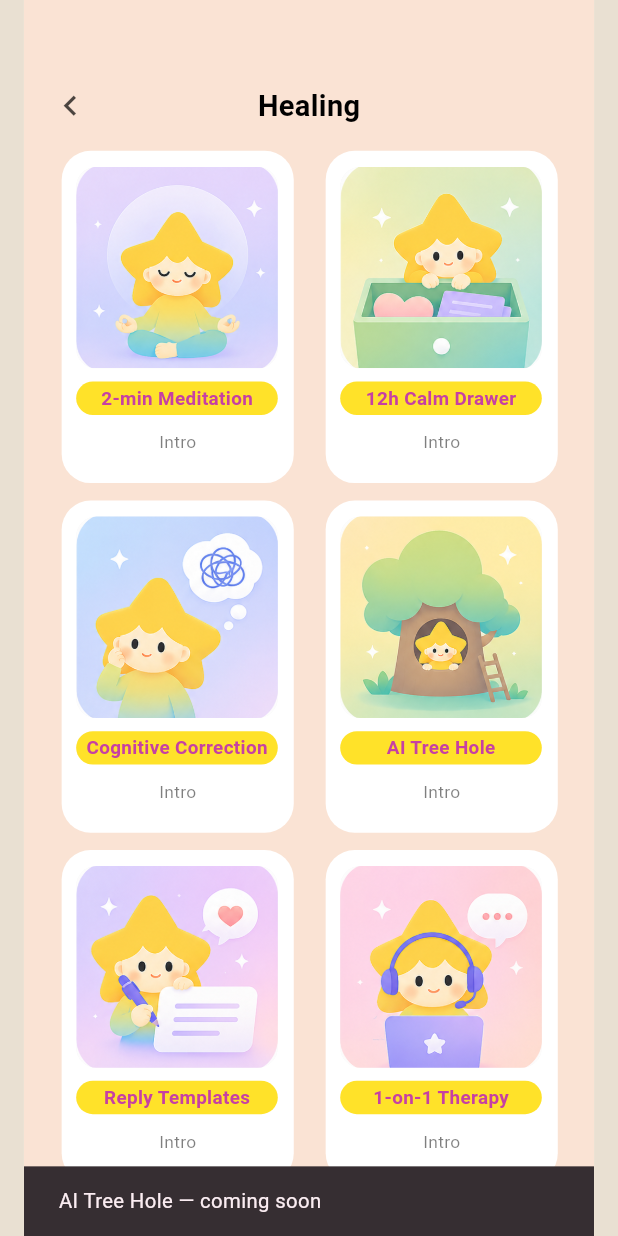
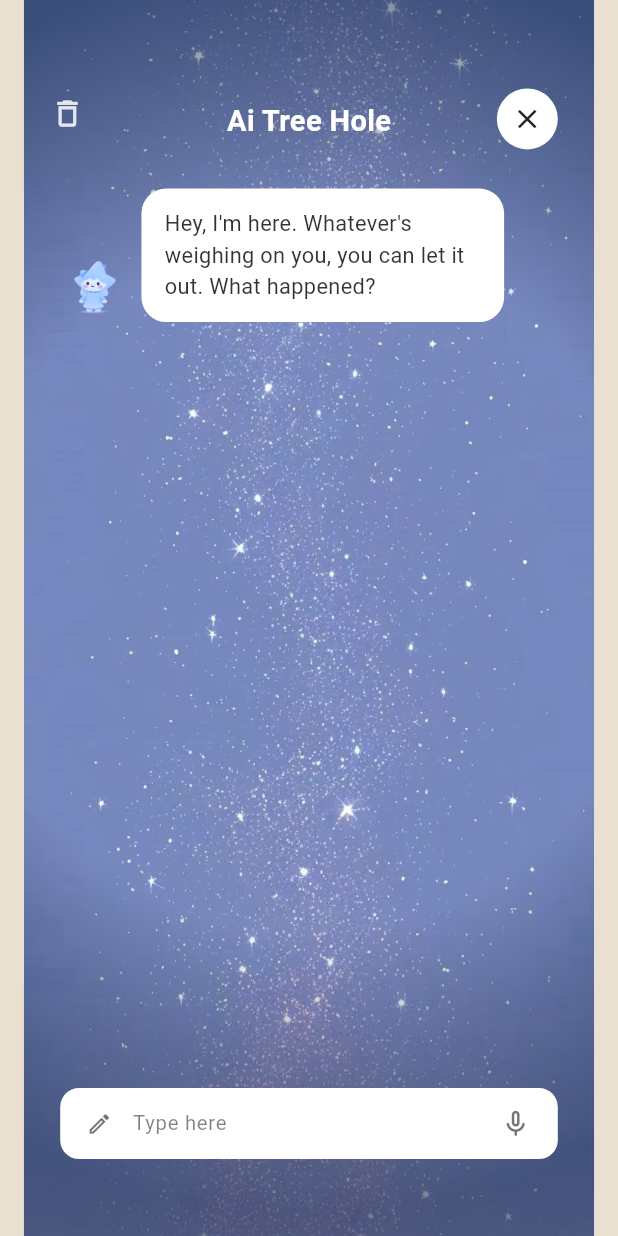
Before and after one commit to sy2647756-arch/haze-app, a Flutter app: the HealingPage widget shown alone on an empty page, opened directly, after a tap on "AI Tree Hole", on a phone screen of 412 x 824 dp. Run offline on Flutter 3.47's test engine with Material 3 defaults, Android fonts, the phone set to English and light mode, and no system bars; our stand-ins replace fl_chart, shared_preferences; accounts and stored records are empty.

Commit message:
Add AI Tree Hole (Healing): Kimi chat + persisted history
- Pixel-restore Figma 18:1514: starry bg, white bubbles, star/blue avatars,
  input bar, close + title.
- KimiService (Moonshot, OpenAI-compatible) with API key via --dart-define
  (KIMI_API_KEY) or a local paste slot; never committed. Base URL/model are
  single editable constants for later backend-proxy swap.
- Chat flow: seeded greeting, typing indicator, friendly error bubbles,
  Enter-to-send, send/mic toggle.
- Local persistence (shared_preferences): reopening restores the conversation;
  clear button resets to greeting; Kimi context capped to last 20 messages.
- Wire Healing card #4 to the page. 32 tests pass, analyze clean.

Co-Authored-By: Claude Opus 4.8 <noreply@anthropic.com>

```diff
--- a/mood_quiz/lib/pages/healing_page.dart
+++ b/mood_quiz/lib/pages/healing_page.dart
@@ -2,6 +2,7 @@ import 'package:flutter/material.dart';
 import 'calm_drawer_page.dart';
 import 'cognitive_correction_page.dart';
 import 'meditation_page.dart';
+import 'tree_hole_page.dart';
 
 /// Healing 主页，像素还原 Figma 70:1109。
 /// 2 列 × 3 行共 6 张功能卡（160×229）：插画 + 黄色标题药丸 + Intro。
@@ -98,6 +99,11 @@ class HealingPage extends StatelessWidget {
               builder: (_) => const CognitiveCorrectionPage()));
           return;
         }
+        if (i == 3) {
+          Navigator.of(context).push(
+              MaterialPageRoute(builder: (_) => const TreeHolePage()));
+          return;
+        }
         ScaffoldMessenger.of(context).showSnackBar(
           SnackBar(
               content: Text('$title — coming soon'),
--- /dev/null
+++ b/mood_quiz/lib/pages/tree_hole_page.dart
@@ -0,0 +1,462 @@
+import 'dart:convert';
+import 'package:flutter/gestures.dart';
+import 'package:flutter/material.dart';
+import 'package:shared_preferences/shared_preferences.dart';
+import '../services/kimi_service.dart';
+
+/// AI Tree Hole 的对话本地存储（一条连续会话；重进自动带出历史）。
+class TreeHoleStore {
+  static const _key = 'treehole_messages';
+
+  static Future<List<ChatMessage>> load() async {
+    final p = await SharedPreferences.getInstance();
+    final raw = p.getStringList(_key) ?? [];
+    return raw
+        .map((s) => ChatMessage.fromJson(jsonDecode(s) as Map<String, dynamic>))
+        .toList();
+  }
+
+  static Future<void> save(List<ChatMessage> msgs) async {
+    final p = await SharedPreferences.getInstance();
+    await p.setStringList(
+        _key, msgs.map((m) => jsonEncode(m.toJson())).toList());
+  }
+
+  static Future<void> clear() async {
+    final p = await SharedPreferences.getInstance();
+    await p.remove(_key);
+  }
+}
+
+/// 让列表在 Web 上也能用鼠标拖动滚动（Flutter Web 默认只认触摸）。
+class _MouseDragScrollBehavior extends MaterialScrollBehavior {
+  @override
+  Set<PointerDeviceKind> get dragDevices => {
+        PointerDeviceKind.touch,
+        PointerDeviceKind.mouse,
+        PointerDeviceKind.trackpad,
+      };
+}
+
+/// AI Tree Hole（Figma 18:1514）。
+/// 星空背景的聊天页：用户吐露心事，Kimi 以 CBT 语气温柔回应。
+/// 用户气泡靠右+黄色星星头像；AI 气泡靠左+蓝色头像。纯前端调用 Kimi。
+class TreeHolePage extends StatefulWidget {
+  const TreeHolePage({super.key, this.service});
+
+  /// 可注入（测试用）；默认在 State 里 new 一个真实的。
+  final KimiService? service;
+
+  @override
+  State<TreeHolePage> createState() => _TreeHolePageState();
+}
+
+/// 开场白：无历史时用它起头。
+const _greeting = "Hey, I'm here. Whatever's weighing on you, "
+    "you can let it out. What happened?";
+
+/// 每次调用 Kimi 时，最多回带多少条历史（控制 token / 上下文长度）。
+const _kContextWindow = 20;
+
+class _TreeHolePageState extends State<TreeHolePage> {
+  late final KimiService _kimi = widget.service ?? KimiService();
+  final _input = TextEditingController();
+  final _scroll = ScrollController();
+  final _messages = <ChatMessage>[];
+  bool _waiting = false;
+
+  @override
+  void initState() {
+    super.initState();
+    _restore();
+  }
+
+  Future<void> _restore() async {
+    final saved = await TreeHoleStore.load();
+    if (!mounted) return;
+    setState(() {
+      _messages
+        ..clear()
+        ..addAll(saved.isEmpty
+            ? [ChatMessage(fromUser: false, text: _greeting)]
+            : saved);
+    });
+    if (saved.isEmpty) TreeHoleStore.save(_messages);
+    _scrollToBottom();
+  }
+
+  @override
+  void dispose() {
+    _input.dispose();
+    _scroll.dispose();
+    super.dispose();
+  }
+
+  void _scrollToBottom() {
+    WidgetsBinding.instance.addPostFrameCallback((_) {
+      if (_scroll.hasClients) {
+        _scroll.animateTo(_scroll.position.maxScrollExtent,
+            duration: const Duration(milliseconds: 250),
+            curve: Curves.easeOut);
+      }
+    });
+  }
+
+  Future<void> _send() async {
+    final text = _input.text.trim();
+    if (text.isEmpty || _waiting) return;
+    setState(() {
+      _messages.add(ChatMessage(fromUser: true, text: text));
+      _waiting = true;
+      _input.clear();
+    });
+    TreeHoleStore.save(_messages);
+    _scrollToBottom();
+    try {
+      // 只回带最近若干条，避免上下文越滚越长。
+      final context = _messages.length > _kContextWindow
+          ? _messages.sublist(_messages.length - _kContextWindow)
+          : _messages;
+      final answer = await _kimi.reply(context);
+      if (!mounted) return;
+      setState(() => _messages.add(ChatMessage(fromUser: false, text: answer)));
+    } on KimiException catch (e) {
+      if (!mounted) return;
+      setState(() => _messages.add(ChatMessage(fromUser: false, text: e.message)));
+    } finally {
+      if (mounted) {
+        setState(() => _waiting = false);
+        TreeHoleStore.save(_messages);
+        _scrollToBottom();
+      }
+    }
+  }
+
+  Future<void> _clearConversation() async {
+    final ok = await showDialog<bool>(
+      context: context,
+      builder: (_) => AlertDialog(
+        title: const Text('Clear this conversation?'),
+        content: const Text(
+            'Your chat history in the Tree Hole will be permanently removed.'),
+        actions: [
+          TextButton(
+              onPressed: () => Navigator.pop(context, false),
+              child: const Text('Cancel')),
+          TextButton(
+              onPressed: () => Navigator.pop(context, true),
+              child: const Text('Clear')),
+        ],
+      ),
+    );
+    if (ok != true) return;
+    await TreeHoleStore.clear();
+    if (!mounted) return;
+    setState(() {
+      _messages
+        ..clear()
+        ..add(ChatMessage(fromUser: false, text: _greeting));
+    });
+    TreeHoleStore.save(_messages);
+  }
+
+  @override
+  Widget build(BuildContext context) {
+    return Scaffold(
+      backgroundColor: Colors.transparent,
+      resizeToAvoidBottomInset: false,
+      body: Stack(
+        children: [
+          // 星空背景 + 边缘压暗
+          Positioned.fill(
+            child: Image.asset('assets/treehole/bg.jpg',
+                fit: BoxFit.cover,
+                errorBuilder: (_, _, _) =>
+                    const ColoredBox(color: Color(0xFF3B4A8C))),
+          ),
+          Positioned.fill(
+            child: DecoratedBox(
+              decoration: BoxDecoration(
+                gradient: RadialGradient(
+                  center: const Alignment(0, -0.05),
+                  radius: 1.1,
+                  colors: [
+                    Colors.transparent,
+                    const Color(0xFF061022).withValues(alpha: 0.0),
+                    const Color(0xFF0B1F44).withValues(alpha: 0.55),
+                  ],
+                  stops: const [0.0, 0.55, 1.0],
+                ),
+              ),
+            ),
+          ),
+          // 标题
+          const Positioned(
+            left: 0,
+            top: 69,
+            width: 393,
+            child: Center(
+              child: Text('Ai Tree Hole',
+                  style: TextStyle(
+                      fontSize: 20,
+                      fontWeight: FontWeight.w600,
+                      color: Colors.white)),
+            ),
+          ),
+          // 清空会话（自设计：Figma 无此按钮，放在标题左侧）
+          Positioned(
+            left: 18,
+            top: 66,
+            child: GestureDetector(
+              onTap: _clearConversation,
+              child: Icon(Icons.delete_outline,
+                  size: 24, color: Colors.white.withValues(alpha: 0.85)),
+            ),
+          ),
+          // 关闭按钮（白圆 + X）
+          Positioned(
+            left: 326,
+            top: 61,
+            child: GestureDetector(
+              onTap: () => Navigator.of(context).maybePop(),
+              child: Container(
+                width: 42,
+                height: 42,
+                alignment: Alignment.center,
+                decoration: const BoxDecoration(
+                    color: Colors.white, shape: BoxShape.circle),
+                child: const Icon(Icons.close, size: 22, color: Colors.black87),
+              ),
+            ),
+          ),
+          // 消息列表
+          Positioned(
+            left: 0,
+            top: 110,
+            right: 0,
+            bottom: 90,
+            child: ScrollConfiguration(
+              behavior: _MouseDragScrollBehavior(),
+              child: ListView.builder(
+                controller: _scroll,
+                padding: const EdgeInsets.fromLTRB(25, 20, 25, 10),
+                itemCount: _messages.length + (_waiting ? 1 : 0),
+                itemBuilder: (_, i) {
+                  if (i >= _messages.length) return const _TypingBubble();
+                  return _Bubble(message: _messages[i]);
+                },
+              ),
+            ),
+          ),
+          // 输入栏
+          Positioned(
+            left: 25,
+            top: 750,
+            child: _InputBar(
+              controller: _input,
+              enabled: !_waiting,
+              onSend: _send,
+            ),
+          ),
+        ],
+      ),
+    );
+  }
+}
+
+/// 一条消息气泡 + 外侧头像。
+class _Bubble extends StatelessWidget {
+  const _Bubble({required this.message});
+  final ChatMessage message;
+
+  @override
+  Widget build(BuildContext context) {
+    final avatar = Padding(
+      padding: const EdgeInsets.only(top: 4),
+      child: Image.asset(
+        message.fromUser
+            ? 'assets/treehole/avatar_user.png'
+            : 'assets/treehole/avatar_ai.png',
+        width: 48,
+        height: 48,
+        fit: BoxFit.contain,
+        errorBuilder: (_, _, _) => const SizedBox(width: 48, height: 48),
+      ),
+    );
+
+    final bubble = Flexible(
+      child: Container(
+        margin: const EdgeInsets.symmetric(horizontal: 8),
+        padding: const EdgeInsets.symmetric(horizontal: 16, vertical: 13),
+        constraints: const BoxConstraints(maxWidth: 250),
+        decoration: BoxDecoration(
+          color: Colors.white,
+          borderRadius: BorderRadius.circular(17),
+        ),
+        child: Text(
+          message.text,
+          style: const TextStyle(
+              fontSize: 15,
+              height: 1.47,
+              color: Color(0xCC000000)), // rgba(0,0,0,0.8)
+        ),
+      ),
+    );
+
+    return Padding(
+      padding: const EdgeInsets.only(bottom: 22),
+      child: Row(
+        crossAxisAlignment: CrossAxisAlignment.end,
+        mainAxisAlignment:
+            message.fromUser ? MainAxisAlignment.end : MainAxisAlignment.start,
+        children: message.fromUser
+            ? [bubble, avatar]
+            : [avatar, bubble],
+      ),
+    );
+  }
+}
+
+/// AI 正在输入的三点动画气泡。
+class _TypingBubble extends StatefulWidget {
+  const _TypingBubble();
+  @override
+  State<_TypingBubble> createState() => _TypingBubbleState();
+}
+
+class _TypingBubbleState extends State<_TypingBubble>
+    with SingleTickerProviderStateMixin {
+  late final AnimationController _c =
+      AnimationController(vsync: this, duration: const Duration(milliseconds: 1000))
+        ..repeat();
+
+  @override
+  void dispose() {
+    _c.dispose();
+    super.dispose();
+  }
+
+  @override
+  Widget build(BuildContext context) {
+    return Padding(
+      padding: const EdgeInsets.only(bottom: 22),
+      child: Row(
+        crossAxisAlignment: CrossAxisAlignment.end,
+        children: [
+          Padding(
+            padding: const EdgeInsets.only(top: 4),
+            child: Image.asset('assets/treehole/avatar_ai.png',
+                width: 48,
+                height: 48,
+                fit: BoxFit.contain,
+                errorBuilder: (_, _, _) => const SizedBox(width: 48, height: 48)),
+          ),
+          Container(
+            margin: const EdgeInsets.symmetric(horizontal: 8),
+            padding: const EdgeInsets.symmetric(horizontal: 18, vertical: 16),
+            decoration: BoxDecoration(
+                color: Colors.white, borderRadius: BorderRadius.circular(17)),
+            child: AnimatedBuilder(
+              animation: _c,
+              builder: (_, _) {
+                return Row(
+                  mainAxisSize: MainAxisSize.min,
+                  children: List.generate(3, (i) {
+                    final t = (_c.value - i * 0.2) % 1.0;
+                    final o = 0.3 + 0.7 * (t < 0.5 ? t * 2 : (1 - t) * 2);
+                    return Padding(
+                      padding: EdgeInsets.only(right: i < 2 ? 5 : 0),
+                      child: Container(
+                        width: 7,
+                        height: 7,
+                        decoration: BoxDecoration(
+                          shape: BoxShape.circle,
+                          color: const Color(0xFF8E95FD).withValues(alpha: o),
+                        ),
+                      ),
+                    );
+                  }),
+                );
+              },
+            ),
+          ),
+        ],
+      ),
+    );
+  }
+}
+
+/// 底部输入栏：铅笔图标 + 输入框 + 发送/麦克风。
+class _InputBar extends StatefulWidget {
+  const _InputBar(
+      {required this.controller, required this.enabled, required this.onSend});
+  final TextEditingController controller;
+  final bool enabled;
+  final VoidCallback onSend;
+
+  @override
+  State<_InputBar> createState() => _InputBarState();
+}
+
+class _InputBarState extends State<_InputBar> {
+  @override
+  void initState() {
+    super.initState();
+    widget.controller.addListener(_onChange);
+  }
+
+  @override
+  void dispose() {
+    widget.controller.removeListener(_onChange);
+    super.dispose();
+  }
+
+  void _onChange() => setState(() {});
+
+  @override
+  Widget build(BuildContext context) {
+    final hasText = widget.controller.text.trim().isNotEmpty;
+    return Container(
+      width: 343,
+      height: 49,
+      padding: const EdgeInsets.symmetric(horizontal: 18),
+      decoration: BoxDecoration(
+          color: Colors.white, borderRadius: BorderRadius.circular(13)),
+      child: Row(
+        children: [
+          Icon(Icons.edit_outlined,
+              size: 18, color: Colors.black.withValues(alpha: 0.55)),
+          const SizedBox(width: 14),
+          Expanded(
+            child: TextField(
+              controller: widget.controller,
+              enabled: widget.enabled,
+              onSubmitted: (_) => widget.onSend(),
+              textInputAction: TextInputAction.send,
+              style: const TextStyle(fontSize: 14, color: Colors.black87),
+              cursorColor: const Color(0xFF8E95FD),
+              decoration: InputDecoration(
+                isCollapsed: true,
+                border: InputBorder.none,
+                hintText: 'Type here',
+                hintStyle: TextStyle(
+                    fontSize: 14, color: Colors.black.withValues(alpha: 0.5)),
+              ),
+            ),
+          ),
+          const SizedBox(width: 10),
+          GestureDetector(
+            onTap: hasText && widget.enabled ? widget.onSend : null,
+            child: Icon(
+              hasText ? Icons.send_rounded : Icons.mic_none_rounded,
+              size: 22,
+              color: hasText
+                  ? const Color(0xFF8E95FD)
+                  : Colors.black.withValues(alpha: 0.55),
+            ),
+          ),
+        ],
+      ),
+    );
+  }
+}
--- /dev/null
+++ b/mood_quiz/lib/services/kimi_service.dart
@@ -0,0 +1,141 @@
+import 'dart:convert';
+import 'package:http/http.dart' as http;
+
+/// ============================================================
+/// Kimi (Moonshot AI) 接入配置
+/// ============================================================
+/// AI Tree Hole 用的对话模型。Moonshot 的接口与 OpenAI 兼容。
+///
+/// ★★★★★  你要填的东西在这里（KimiConfig.apiKey）  ★★★★★
+///
+/// 填 API Key 有两种方式，二选一：
+///
+///  方式 A（推荐，不会把 key 写进代码/推到公开仓库）：
+///     运行 / 构建时用 --dart-define 传进来，例如：
+///       flutter run -d web-server --web-port 8977 --web-hostname 127.0.0.1 \
+///         --no-web-resources-cdn --dart-define=KIMI_API_KEY=sk-你的key
+///
+///  方式 B（图省事，仅本地测试用）：
+///     把下面 `_pastedApiKey` 的空字符串换成你的 key。
+///     ⚠️ 本仓库是**公开**的且 push 会自动部署——用方式 B 时**千万别把带 key 的
+///        改动 commit/push 上去**，否则 key 会公开泄露。
+///
+/// ⚠️ 安全提醒（很重要）：这是纯前端 Web App，任何写死/传进来的 key 最终都会
+///    出现在浏览器能看到的 JS 里，用户可通过网络面板抓到。正式上线前应该把
+///    调用放到后端代理（例如你们计划中的 Supabase Edge Function），前端只调
+///    自己的后端。到时把 [KimiConfig.baseUrl] 指向你的代理即可，其余代码不用动。
+class KimiConfig {
+  /// 方式 B：把 key 粘到这对引号中间（仅本地测试，勿提交）。
+  static const String _pastedApiKey = '';
+
+  /// 方式 A：通过 --dart-define=KIMI_API_KEY=... 传入。
+  /// 注意：括号里是环境变量的“名字”，不要把 key 填在这里。key 在启动命令里传。
+  static const String _envApiKey =
+      String.fromEnvironment('KIMI_API_KEY', defaultValue: '');
+
+  /// 最终使用的 key：优先环境变量，其次粘贴的。
+  static String get apiKey => _envApiKey.isNotEmpty ? _envApiKey : _pastedApiKey;
+
+  static bool get isConfigured => apiKey.isNotEmpty;
+
+  /// 接口地址。国内站用 api.moonshot.cn（key 来自 platform.moonshot.cn）；
+  /// 海外站用 api.moonshot.ai（key 来自 platform.moonshot.ai）。两站 key 不通用！
+  /// 将来接后端代理时，把这里换成你自己的代理地址即可。
+  static const String baseUrl =
+      'https://api.moonshot.cn/v1/chat/completions';
+
+  /// 模型 id（国内站）。moonshot-v1-8k 每个账号都有；也可换 'kimi-latest'、
+  /// 'moonshot-v1-32k'、'moonshot-v1-128k'（更长上下文）。
+  static const String model = 'moonshot-v1-8k';
+
+  /// AI Tree Hole 的人设/系统提示（英文，海外用户）。
+  static const String systemPrompt =
+      "You are the AI Tree Hole inside Haze, a gentle emotional-wellbeing app. "
+      "People come here to vent about relationships and feelings and to feel heard. "
+      "Reply with warmth and brevity (2-4 short sentences). First validate the "
+      "emotion, then gently offer a small reframe or a CBT-informed observation "
+      "when it fits — for example softly naming a cognitive distortion such as "
+      "'catastrophizing' or 'mind-reading' — and optionally one tiny grounding "
+      "suggestion. Never diagnose and never give medical advice. If someone hints "
+      "at self-harm or crisis, gently encourage them to reach out to someone they "
+      "trust or a local helpline. Write in warm, simple English.";
+}
+
+/// 一条对话消息。
+class ChatMessage {
+  ChatMessage({required this.fromUser, required this.text});
+
+  /// true = 用户发的；false = AI（Kimi）回的。
+  final bool fromUser;
+  final String text;
+
+  Map<String, String> toApi() =>
+      {'role': fromUser ? 'user' : 'assistant', 'content': text};
+
+  Map<String, dynamic> toJson() => {'u': fromUser, 't': text};
+  factory ChatMessage.fromJson(Map<String, dynamic> j) =>
+      ChatMessage(fromUser: j['u'] as bool, text: j['t'] as String);
+}
+
+/// 调用 Kimi 出错时抛出。
+class KimiException implements Exception {
+  KimiException(this.message);
+  final String message;
+  @override
+  String toString() => message;
+}
+
+/// 负责跟 Kimi 说话。无状态；把整段对话历史传进来，返回 AI 的回复文本。
+class KimiService {
+  KimiService({http.Client? client}) : _client = client ?? http.Client();
+  final http.Client _client;
+
+  /// [history] 是到目前为止的全部消息（含用户刚发的最后一条）。
+  Future<String> reply(List<ChatMessage> history) async {
+    if (!KimiConfig.isConfigured) {
+      throw KimiException(
+          "The AI Tree Hole isn't connected yet. (Add your Kimi API key in "
+          "lib/services/kimi_service.dart)");
+    }
+
+    final messages = <Map<String, String>>[
+      {'role': 'system', 'content': KimiConfig.systemPrompt},
+      ...history.map((m) => m.toApi()),
+    ];
+
+    http.Response resp;
+    try {
+      resp = await _client
+          .post(
+            Uri.parse(KimiConfig.baseUrl),
+            headers: {
+              'Content-Type': 'application/json',
+              'Authorization': 'Bearer ${KimiConfig.apiKey}',
+            },
+            body: jsonEncode({
+              'model': KimiConfig.model,
+              'messages': messages,
+              'temperature': 0.6,
+            }),
+          )
+          .timeout(const Duration(seconds: 30));
+    } catch (e) {
+      // 网络失败 / 超时 / 浏览器 CORS 被拦，都会走到这里。
+      throw KimiException(
+          "Couldn't reach the Tree Hole right now. Check your connection and "
+          "try again.");
+    }
+
+    if (resp.statusCode != 200) {
+      throw KimiException('Kimi error ${resp.statusCode}: ${resp.body}');
+    }
+
+    try {
+      final data = jsonDecode(utf8.decode(resp.bodyBytes)) as Map<String, dynamic>;
+      final content = (data['choices'] as List).first['message']['content'];
+      return (content as String).trim();
+    } catch (e) {
+      throw KimiException('Got an unexpected response from Kimi.');
+    }
+  }
+}
--- a/mood_quiz/pubspec.yaml
+++ b/mood_quiz/pubspec.yaml
@@ -40,6 +40,7 @@ dependencies:
   table_calendar: ^3.1.2     # Report 两周/整月日历
   shared_preferences: ^2.3.2 # 本地存储（后续换 Supabase）
   intl: ^0.19.0              # 日期格式
+  http: ^1.2.2              # AI Tree Hole 调用 Kimi(Moonshot) API
 
 dev_dependencies:
   flutter_test:
@@ -75,6 +76,7 @@ flutter:
     - assets/calm/
     - assets/sub/
     - assets/cc/
+    - assets/treehole/
 
   # To add assets to your application, add an assets section, like this:
   # assets:
```
Also changed, not shown: mood_quiz/assets/treehole/avatar_ai.png (added), mood_quiz/assets/treehole/avatar_user.png (added), mood_quiz/assets/treehole/bg.jpg (added), mood_quiz/pubspec.lock, 1 other file.
